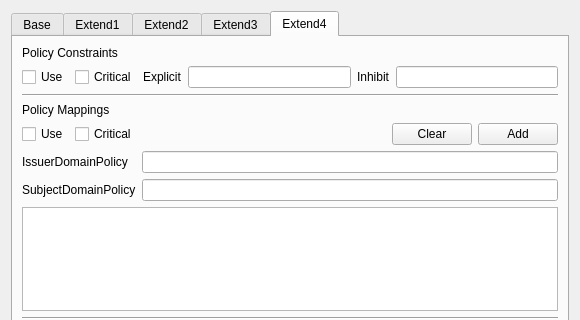
Qt form CertMan/make_cert_profile_dlg.ui (jykim74/CertMan) before a commit; both pictures show x 0 to 580 and y 0 to 320 of the 580 by 585 pixel window.
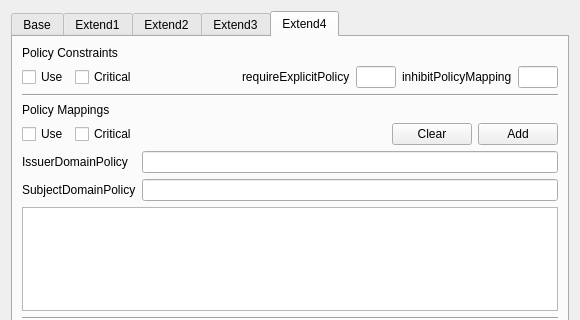
The same form after that commit. The open tabs and pages were chosen to show the change.

What changed in the file:
```diff
--- a/CertMan/make_cert_profile_dlg.ui
+++ b/CertMan/make_cert_profile_dlg.ui
@@ -1125,10 +1125,13 @@
        </item>
        <item>
         <layout class="QGridLayout" name="gridLayout_5">
-         <item row="0" column="1">
-          <widget class="QCheckBox" name="mPCCriticalCheck">
-           <property name="text">
-            <string>Critical</string>
+         <item row="0" column="6">
+          <widget class="QLineEdit" name="mPCInhibitText">
+           <property name="maximumSize">
+            <size>
+             <width>40</width>
+             <height>16777215</height>
+            </size>
            </property>
           </widget>
          </item>
@@ -1139,26 +1142,50 @@
            </property>
           </widget>
          </item>
-         <item row="0" column="3">
-          <widget class="QLineEdit" name="mPCExplicitText"/>
-         </item>
          <item row="0" column="5">
-          <widget class="QLineEdit" name="mPCInhibitText"/>
-         </item>
-         <item row="0" column="4">
           <widget class="QLabel" name="label_26">
            <property name="text">
-            <string>Inhibit</string>
+            <string>inhibitPolicyMapping</string>
            </property>
           </widget>
          </item>
-         <item row="0" column="2">
+         <item row="0" column="3">
           <widget class="QLabel" name="label_1">
            <property name="text">
-            <string>Explicit</string>
+            <string>requireExplicitPolicy</string>
            </property>
           </widget>
          </item>
+         <item row="0" column="1">
+          <widget class="QCheckBox" name="mPCCriticalCheck">
+           <property name="text">
+            <string>Critical</string>
+           </property>
+          </widget>
+         </item>
+         <item row="0" column="4">
+          <widget class="QLineEdit" name="mPCExplicitText">
+           <property name="maximumSize">
+            <size>
+             <width>40</width>
+             <height>16777215</height>
+            </size>
+           </property>
+          </widget>
+         </item>
+         <item row="0" column="2">
+          <spacer name="horizontalSpacer_16">
+           <property name="orientation">
+            <enum>Qt::Horizontal</enum>
+           </property>
+           <property name="sizeHint" stdset="0">
+            <size>
+             <width>40</width>
+             <height>20</height>
+            </size>
+           </property>
+          </spacer>
+         </item>
         </layout>
        </item>
        <item>
```
Left out of the diff: 2 changed lines with no effect on the pictures.
